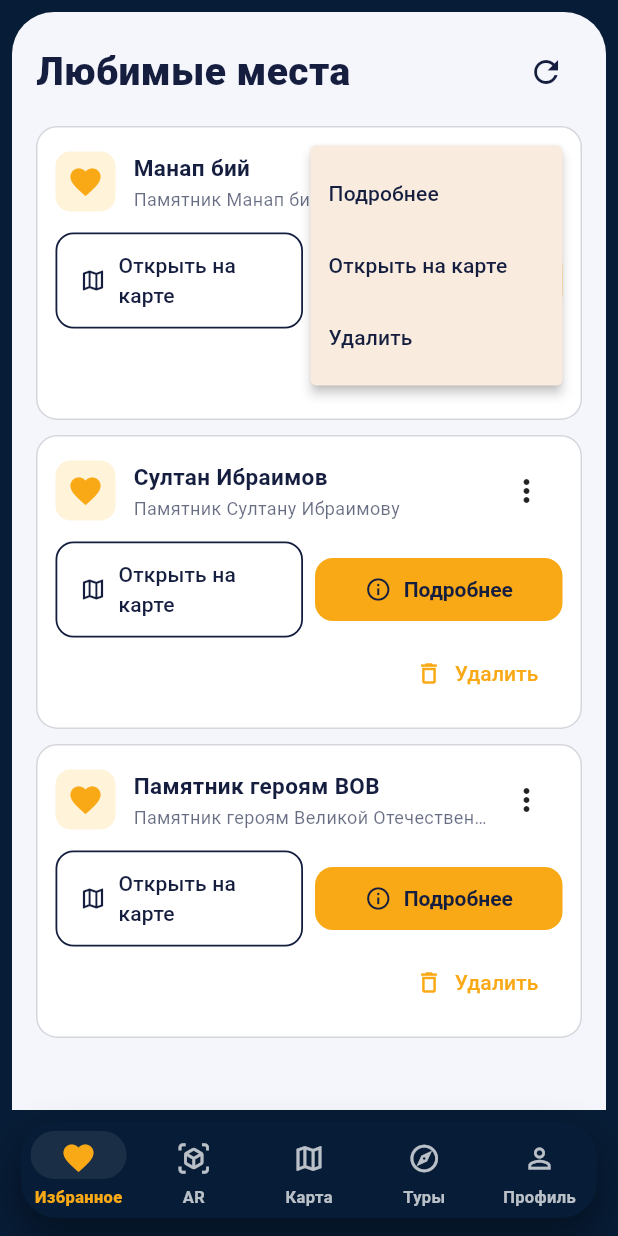
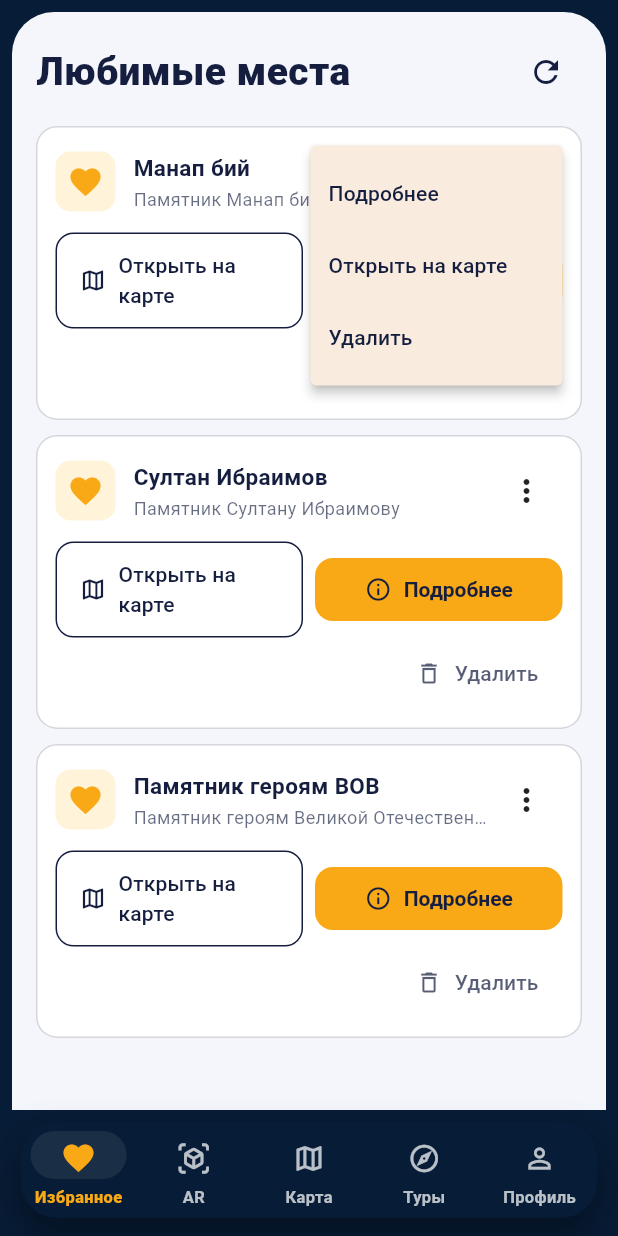
Before and after one commit to SyimykClone/startup_project, a Flutter app: the AppShellScreen screen opened by its route, after a tap on the "more vert" icon, on a phone screen of 412 x 824 dp. Run offline on Flutter 3.47's test engine with Material 3 defaults, Android fonts, the phone set to English and light mode, and no system bars; our stand-ins replace dio, flutter_dotenv, geolocator, google_maps_flutter, google_sign_in, image_picker and 2 more; missing offline and left inert: model_viewer_plus; accounts and stored records are empty; network calls fail.

Commit message:
frontend: integrate 2GIS API for enhanced mapping and routing features

```diff
--- a/around/feature/frontend/lib/core/config/app_config.dart
+++ b/around/feature/frontend/lib/core/config/app_config.dart
@@ -3,16 +3,23 @@ import 'package:flutter_dotenv/flutter_dotenv.dart';
 class AppConfig {
   final String apiBaseUrl;
   final bool useMock;
+  final String twogisApiKey;
 
   AppConfig({
     required this.apiBaseUrl,
     required this.useMock,
+    required this.twogisApiKey,
   });
 
   factory AppConfig.fromEnv() {
     final api = dotenv.env['API_BASE_URL'] ?? 'http://localhost:8000';
     final mock = (dotenv.env['USE_MOCK'] ?? 'true').toLowerCase() == 'true';
+    final twogisApiKey = dotenv.env['TWOGIS_API_KEY'] ?? '';
 
-    return AppConfig(apiBaseUrl: api, useMock: mock);
+    return AppConfig(
+      apiBaseUrl: api,
+      useMock: mock,
+      twogisApiKey: twogisApiKey,
+    );
   }
 }
--- a/around/feature/frontend/lib/screens/favorites/favorites_screen.dart
+++ b/around/feature/frontend/lib/screens/favorites/favorites_screen.dart
@@ -157,10 +157,18 @@ class _FavoritesScreenState extends State<FavoritesScreen> {
                       Text(
                         l10n.loadError(_error!),
                         textAlign: TextAlign.center,
+                        style: const TextStyle(
+                          color: base,
+                          fontWeight: FontWeight.w700,
+                        ),
                       ),
                       const SizedBox(height: 10),
                       FilledButton(
                         onPressed: _loadFavorites,
+                        style: FilledButton.styleFrom(
+                          backgroundColor: accent,
+                          foregroundColor: base,
+                        ),
                         child: Text(l10n.retry),
                       ),
                     ],
@@ -274,6 +282,10 @@ class _FavoritesScreenState extends State<FavoritesScreen> {
                                 Expanded(
                                   child: OutlinedButton.icon(
                                     onPressed: () => _openPoiOnMap(poi),
+                                    style: OutlinedButton.styleFrom(
+                                      foregroundColor: base,
+                                      side: const BorderSide(color: base),
+                                    ),
                                     icon: const Icon(
                                       Icons.map_outlined,
                                       size: 18,
@@ -285,6 +297,10 @@ class _FavoritesScreenState extends State<FavoritesScreen> {
                                 Expanded(
                                   child: FilledButton.icon(
                                     onPressed: () => _openPoiDetails(poi),
+                                    style: FilledButton.styleFrom(
+                                      backgroundColor: accent,
+                                      foregroundColor: base,
+                                    ),
                                     icon: const Icon(
                                       Icons.info_outline,
                                       size: 18,
@@ -298,6 +314,9 @@ class _FavoritesScreenState extends State<FavoritesScreen> {
                               alignment: Alignment.centerRight,
                               child: TextButton.icon(
                                 onPressed: () => _confirmAndRemoveFavorite(poi),
+                                style: TextButton.styleFrom(
+                                  foregroundColor: base.withOpacity(0.72),
+                                ),
                                 icon: const Icon(Icons.delete_outline, size: 18),
                                 label: Text(l10n.remove),
                               ),
--- /dev/null
+++ b/around/feature/frontend/lib/screens/home/two_gis_map_view.dart
@@ -0,0 +1,227 @@
+part of 'map_screen.dart';
+
+class _TwoGisMapView extends StatefulWidget {
+  const _TwoGisMapView({
+    super.key,
+    required this.apiKey,
+    required this.initialCenter,
+    required this.markers,
+    required this.polylines,
+    required this.userPosition,
+    required this.onMapReady,
+    required this.onTap,
+    required this.onMarkerTap,
+  });
+
+  final String apiKey;
+  final LatLng initialCenter;
+  final Set<Marker> markers;
+  final Set<Polyline> polylines;
+  final LatLng? userPosition;
+  final VoidCallback onMapReady;
+  final ValueChanged<LatLng> onTap;
+  final ValueChanged<String> onMarkerTap;
+
+  @override
+  State<_TwoGisMapView> createState() => _TwoGisMapViewState();
+}
+
+class _TwoGisMapViewState extends State<_TwoGisMapView> {
+  late final WebViewController _controller;
+  bool _ready = false;
+
+  @override
+  void initState() {
+    super.initState();
+    _controller = WebViewController()
+      ..setJavaScriptMode(JavaScriptMode.unrestricted)
+      ..setBackgroundColor(const Color(0xFFF4F6FC))
+      ..addJavaScriptChannel(
+        'MapBridge',
+        onMessageReceived: (message) {
+          final payload = jsonDecode(message.message) as Map<String, dynamic>;
+          final type = payload['type']?.toString();
+          if (type == 'ready') {
+            _ready = true;
+            widget.onMapReady();
+            _syncMapData();
+          }
+          if (type == 'tap') {
+            final lat = (payload['lat'] as num).toDouble();
+            final lng = (payload['lng'] as num).toDouble();
+            widget.onTap(LatLng(lat, lng));
+          }
+          if (type == 'markerTap') {
+            widget.onMarkerTap(payload['id'].toString());
+          }
+        },
+      )
+      ..loadHtmlString(
+        _html(
+          apiKey: widget.apiKey,
+          lat: widget.initialCenter.latitude,
+          lng: widget.initialCenter.longitude,
+        ),
+        baseUrl: 'https://mapgl.2gis.com',
+      );
+  }
+
+  @override
+  void didUpdateWidget(covariant _TwoGisMapView oldWidget) {
+    super.didUpdateWidget(oldWidget);
+    if (_ready &&
+        (oldWidget.markers != widget.markers ||
+            oldWidget.polylines != widget.polylines ||
+            oldWidget.userPosition != widget.userPosition)) {
+      _syncMapData();
+    }
+  }
+
+  void moveTo(LatLng position, {double zoom = 15}) {
+    if (!_ready) return;
+    final js =
+        'window.moveTo(${position.longitude}, ${position.latitude}, $zoom);';
+    _controller.runJavaScript(js);
+  }
+
+  void _syncMapData() {
+    if (!_ready) return;
+    final data = {
+      'markers': widget.markers.map((marker) {
+        return {
+          'id': marker.markerId.value,
+          'lat': marker.position.latitude,
+          'lng': marker.position.longitude,
+          'title': marker.infoWindow.title ?? '',
+        };
+      }).toList(),
+      'polylines': widget.polylines.map((polyline) {
+        return {
+          'id': polyline.polylineId.value,
+          'points': polyline.points
+              .map((point) => [point.longitude, point.latitude])
+              .toList(),
+          'color':
+              '#${polyline.color.value.toRadixString(16).padLeft(8, '0').substring(2)}',
+          'width': polyline.width,
+        };
+      }).toList(),
+      'user': widget.userPosition == null
+          ? null
+          : {
+              'lat': widget.userPosition!.latitude,
+              'lng': widget.userPosition!.longitude,
+            },
+    };
+    _controller.runJavaScript('window.setMapData(${jsonEncode(data)});');
+  }
+
+  @override
+  Widget build(BuildContext context) {
+    if (widget.apiKey.trim().isEmpty) {
+      return Container(
+        color: const Color(0xFFF4F6FC),
+        alignment: Alignment.center,
+        padding: const EdgeInsets.all(24),
+        child: const Text(
+          '2GIS API key is missing. Add TWOGIS_API_KEY to assets/.env',
+          textAlign: TextAlign.center,
+          style: TextStyle(
+            color: _MapScreenState._base,
+            fontWeight: FontWeight.w800,
+          ),
+        ),
+      );
+    }
+    return WebViewWidget(controller: _controller);
+  }
+
+  String _html({
+    required String apiKey,
+    required double lat,
+    required double lng,
+  }) {
+    return '''
+<!doctype html>
+<html>
+<head>
+  <meta name="viewport" content="width=device-width, initial-scale=1.0">
+  <script src="https://mapgl.2gis.com/api/js/v1"></script>
+  <style>
+    html, body, #map { width: 100%; height: 100%; margin: 0; padding: 0; }
+    body { background: #f4f6fc; overflow: hidden; }
+  </style>
+</head>
+<body>
+  <div id="map"></div>
+  <script>
+    const map = new mapgl.Map('map', {
+      key: '$apiKey',
+      center: [$lng, $lat],
+      zoom: 12,
+    });
+    let markers = [];
+    let polylines = [];
+    let userMarker = null;
+
+    function post(payload) {
+      if (window.MapBridge) {
+        window.MapBridge.postMessage(JSON.stringify(payload));
+      }
+    }
+
+    map.on('click', function(event) {
+      const coords = event.lngLat || event.coordinates;
+      if (!coords) return;
+      post({ type: 'tap', lng: coords[0], lat: coords[1] });
+    });
+
+    window.moveTo = function(lng, lat, zoom) {
+      map.setCenter([lng, lat]);
+      if (zoom) map.setZoom(zoom);
+    };
+
+    window.setMapData = function(data) {
+      markers.forEach(function(marker) { marker.destroy(); });
+      polylines.forEach(function(line) { line.destroy(); });
+      markers = [];
+      polylines = [];
+
+      (data.markers || []).forEach(function(item) {
+        const marker = new mapgl.Marker(map, {
+          coordinates: [item.lng, item.lat],
+        });
+        if (marker.on) {
+          marker.on('click', function() {
+            post({ type: 'markerTap', id: item.id });
+          });
+        }
+        markers.push(marker);
+      });
+
+      (data.polylines || []).forEach(function(item) {
+        if (!item.points || item.points.length < 2) return;
+        const line = new mapgl.Polyline(map, {
+          coordinates: item.points,
+          color: item.color || '#151E3F',
+          width: item.width || 5,
+        });
+        polylines.push(line);
+      });
+
+      if (data.user) {
+        if (userMarker) userMarker.destroy();
+        userMarker = new mapgl.Marker(map, {
+          coordinates: [data.user.lng, data.user.lat],
+          icon: 'https://docs.2gis.com/img/mapgl/marker.svg',
+        });
+      }
+    };
+
+    post({ type: 'ready' });
+  </script>
+</body>
+</html>
+''';
+  }
+}
--- a/around/feature/frontend/lib/services/route_service.dart
+++ b/around/feature/frontend/lib/services/route_service.dart
@@ -25,7 +25,7 @@ class RouteService {
       );
     }
 
-    final res = await api.dio.post('/api/google/directions', data: req.toJson());
+    final res = await api.dio.post('/api/2gis/directions', data: req.toJson());
     return RouteResponse.fromJson((res.data as Map).cast<String, dynamic>());
   }
 
@@ -33,7 +33,7 @@ class RouteService {
     if (useMock) return [];
 
     final res = await api.dio.get(
-      '/api/google/directions/history',
+      '/api/2gis/directions/history',
       queryParameters: {'limit': limit},
     );
     final data = res.data as List;
--- a/around/feature/frontend/pubspec.yaml
+++ b/around/feature/frontend/pubspec.yaml
@@ -21,6 +21,7 @@ dependencies:
   google_sign_in: ^6.2.1
   image_picker: ^1.1.2
   model_viewer_plus: ^1.9.3
+  webview_flutter: ^4.10.0
 
 
   cupertino_icons: ^1.0.8
```
Also changed, not shown: around/feature/frontend/lib/l10n/app_en.arb (+10 -10 lines), around/feature/frontend/lib/screens/home/map_screen.dart (+61 -51 lines), around/feature/frontend/lib/services/poi_service.dart (+45 -159 lines), around/feature/frontend/lib/l10n/generated/app_localizations.dart, around/feature/frontend/lib/l10n/generated/app_localizations_en.dart.
